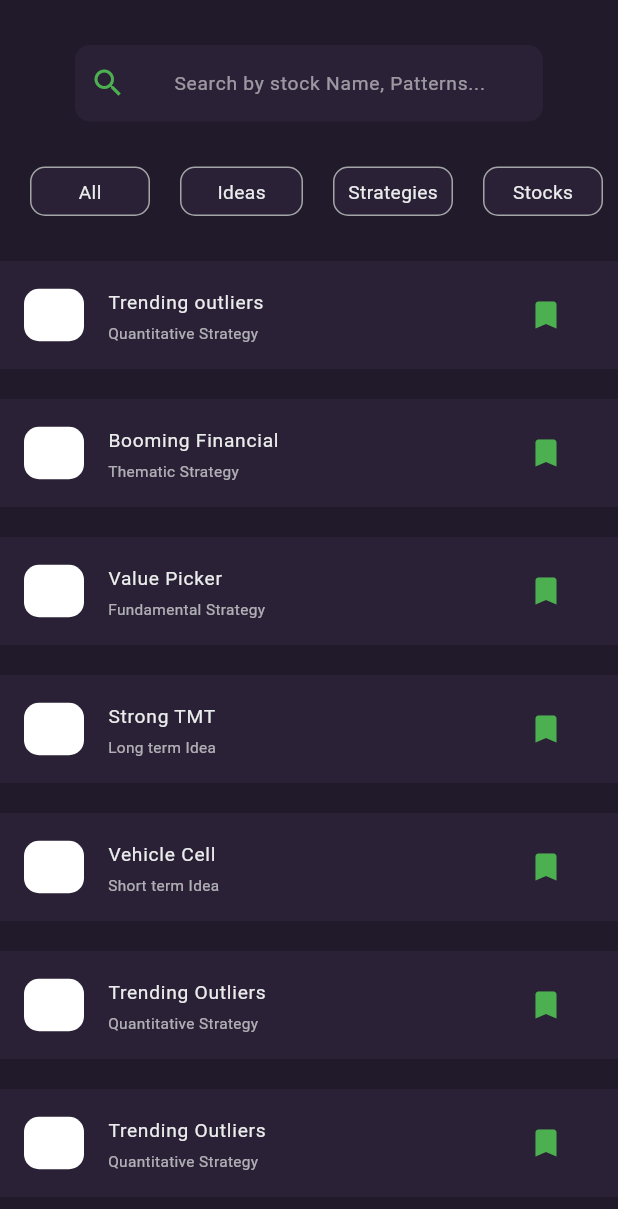
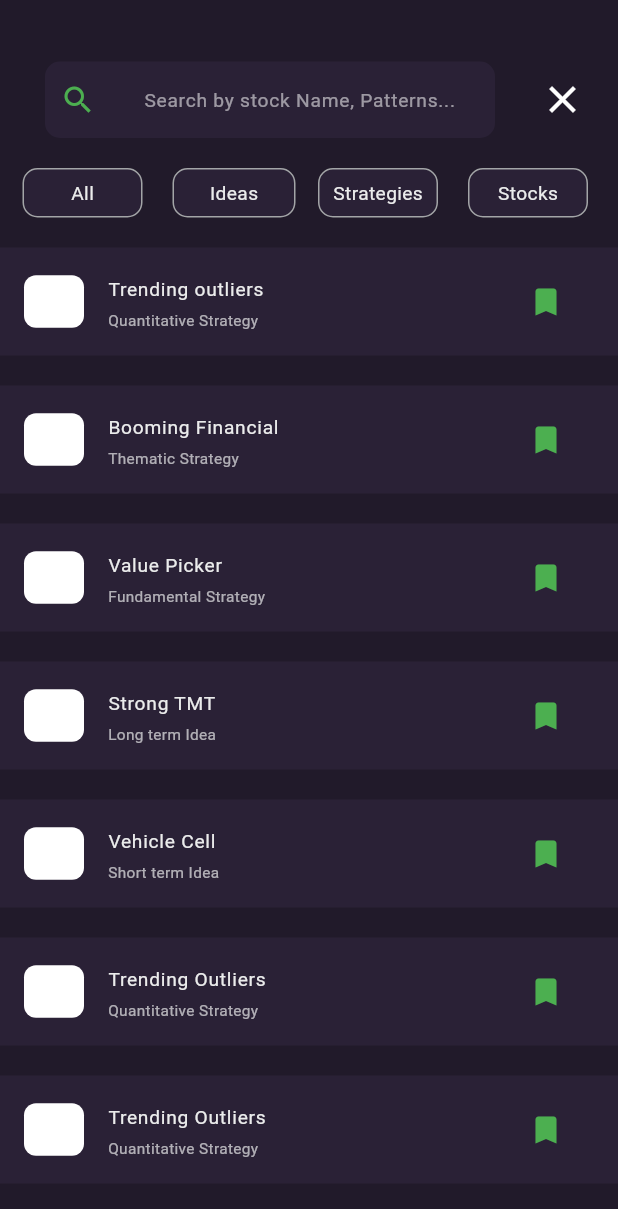
Before and after one commit to nayu1212/statzy, a Flutter app: the screen it shows after launch, on a phone screen of 412 x 824 dp. Shown: the top 1209 px of the screen. Run offline on Flutter 3.47's test engine with Material 3 defaults, Android fonts, the light colour scheme and no system bars.

Commit message:
added cross icon

```diff
--- a/lib/home.dart
+++ b/lib/home.dart
@@ -11,7 +11,7 @@ class Home extends StatefulWidget {
 
 class _HomeState extends State<Home> {
   final searchcontroller = TextEditingController();
-  Color bookmarkColor = Colors.green; // Initial
+  Color bookmarkColor = Colors.green;
   void toggleBookmarkColor() {
     setState(() {
       bookmarkColor = bookmarkColor == Colors.grey ? Colors.green : Colors.grey;
@@ -36,24 +36,29 @@ class _HomeState extends State<Home> {
     "Quantitative Strategy",
     "Quantitative Strategy"
   ];
+  //nayan
   @override
   Widget build(BuildContext context) {
     return Scaffold(
       body: SafeArea(
         child: Padding(
-          padding: const EdgeInsets.only(top: 30),
+          padding: const EdgeInsets.only(top: 41),
           child: Column(children: [
-            SizedBox(
+            Row(
+              children: [
+                Center(
+                  child: Padding(
+                    padding: const EdgeInsets.symmetric(horizontal: 30),
+                    child: Container(
+                      width: 300,
                       height: 51,
-              child: Padding(
-                padding: EdgeInsets.symmetric(horizontal: 50.0),
-                child: Container(
                       decoration: BoxDecoration(
                         color: Color(0xFF2A2136),
                         borderRadius: BorderRadius.circular(10.0),
                       ),
                       child: TextField(
-                    style: TextStyle(fontSize: 12.8, color: Color(0xFFEBECEC)),
+                        style:
+                            TextStyle(fontSize: 12.8, color: Color(0xFFEBECEC)),
                         decoration: InputDecoration(
                           border: OutlineInputBorder(
                             borderRadius: BorderRadius.circular(10.0),
@@ -73,13 +78,20 @@ class _HomeState extends State<Home> {
                     ),
                   ),
                 ),
+                Icon(
+                  Icons.close,
+                  color: Colors.white,
+                  size: 30,
+                )
+              ],
+            ),
             SizedBox(
-              height: 30,
+              height: 20,
             ),
             Row(
               children: [
                 Padding(
-                  padding: const EdgeInsets.only(left: 20),
+                  padding: const EdgeInsets.only(left: 15),
                   child: Container(
                     child: Center(
                         child: Text("All",
@@ -109,7 +121,7 @@ class _HomeState extends State<Home> {
                   ),
                 ),
                 Padding(
-                  padding: const EdgeInsets.only(left: 20),
+                  padding: const EdgeInsets.only(left: 15),
                   child: Container(
                     child: Center(
                         child: Text("Strategies",
@@ -141,7 +153,7 @@ class _HomeState extends State<Home> {
               ],
             ),
             SizedBox(
-              height: 30,
+              height: 20,
             ),
             Expanded(
               child: ListView.builder(
@@ -157,7 +169,7 @@ class _HomeState extends State<Home> {
                               height: 35,
                               decoration: BoxDecoration(
                                 color: Colors.white,
-                                borderRadius: BorderRadius.circular(10.0),
+                                borderRadius: BorderRadius.circular(8.0),
                               ),
                             ),
                             title: Text(
```
Lines whose indentation alone changed are shown as unchanged.
